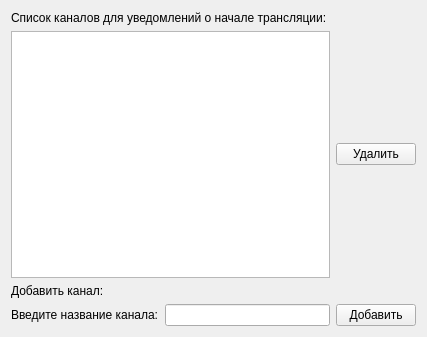
Before: the Qt Designer form mainwindow.ui in yur000/StreamNotifier, drawn with Qt 5.
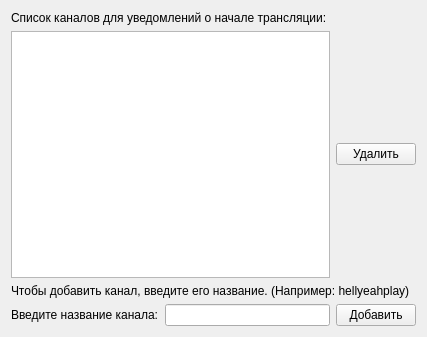
After: the same form once the commit is applied.

The edit to the form file:
```diff
--- a/mainwindow.ui
+++ b/mainwindow.ui
@@ -39,7 +39,7 @@
     <item row="2" column="0">
      <widget class="QLabel" name="label_3">
       <property name="text">
-       <string>Добавить канал:</string>
+       <string>Чтобы добавить канал, введите его название. (Например: hellyeahplay)</string>
       </property>
      </widget>
     </item>
```
